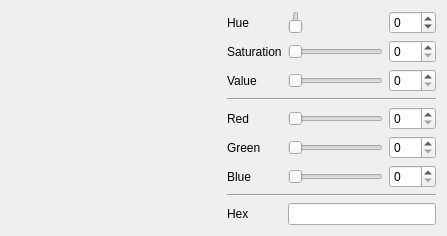
Qt form SymbolScanner/WidgetColorSelector.ui (veeman/SymbolScanner) before a commit.
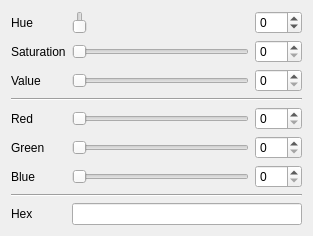
The same form after that commit. Custom widgets are drawn as their Qt base class.

Commit message: reduce widget color selector

```diff
--- a/SymbolScanner/WidgetColorSelector.ui
+++ b/SymbolScanner/WidgetColorSelector.ui
@@ -6,31 +6,15 @@
    <rect>
     <x>0</x>
     <y>0</y>
-    <width>447</width>
-    <height>228</height>
+    <width>313</width>
+    <height>226</height>
    </rect>
   </property>
   <property name="windowTitle">
    <string>WidgetColorSelector</string>
   </property>
-  <layout class="QHBoxLayout" name="horizontalLayout_2">
-   <item>
-    <layout class="QHBoxLayout" name="horizontalLayout">
-     <item>
       <layout class="QVBoxLayout" name="verticalLayout">
        <item>
-        <widget class="color_widgets::ColorWheel" name="wheel">
-         <property name="sizePolicy">
-          <sizepolicy hsizetype="MinimumExpanding" vsizetype="MinimumExpanding">
-           <horstretch>0</horstretch>
-           <verstretch>0</verstretch>
-          </sizepolicy>
-         </property>
-        </widget>
-       </item>
-      </layout>
-     </item>
-     <item>
       <layout class="QGridLayout" name="gridLayout">
        <item row="1" column="1">
         <widget class="color_widgets::GradientSlider" name="slideSaturation">
@@ -215,21 +199,9 @@
       </layout>
      </item>
     </layout>
-   </item>
-  </layout>
  </widget>
  <layoutdefault spacing="6" margin="11"/>
  <customwidgets>
-  <customwidget>
-   <class>color_widgets::ColorWheel</class>
-   <extends>QWidget</extends>
-   <header>color_wheel.hpp</header>
-   <container>1</container>
-   <slots>
-    <signal>colorSelected(QColor)</signal>
-    <slot>setColor(QColor)</slot>
-   </slots>
-  </customwidget>
   <customwidget>
    <class>color_widgets::GradientSlider</class>
    <extends>QSlider</extends>
```
Left out of the diff: 323 changed lines with no effect on the pictures. Lines whose indentation alone changed are shown as unchanged. The commit also changes 7 other files.
